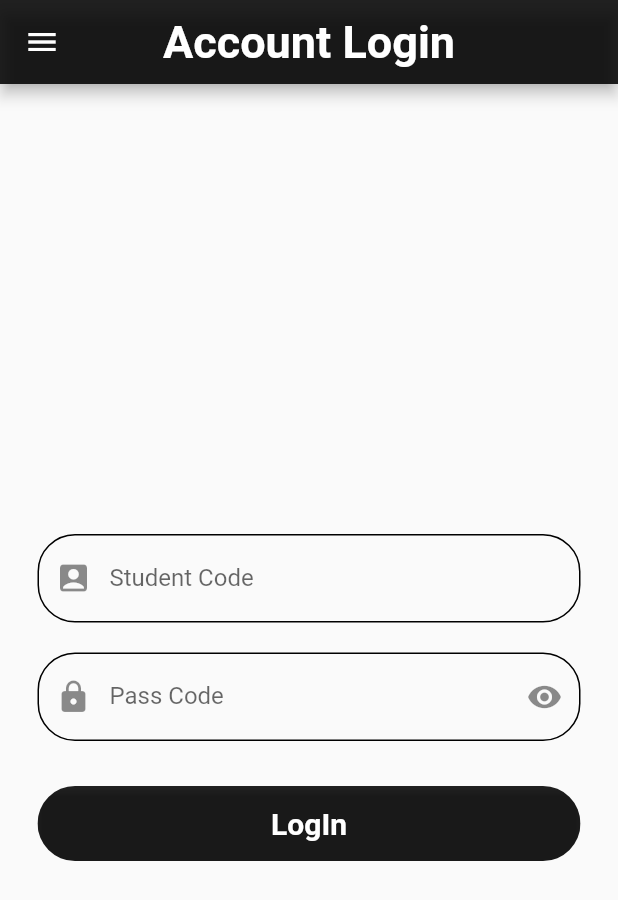
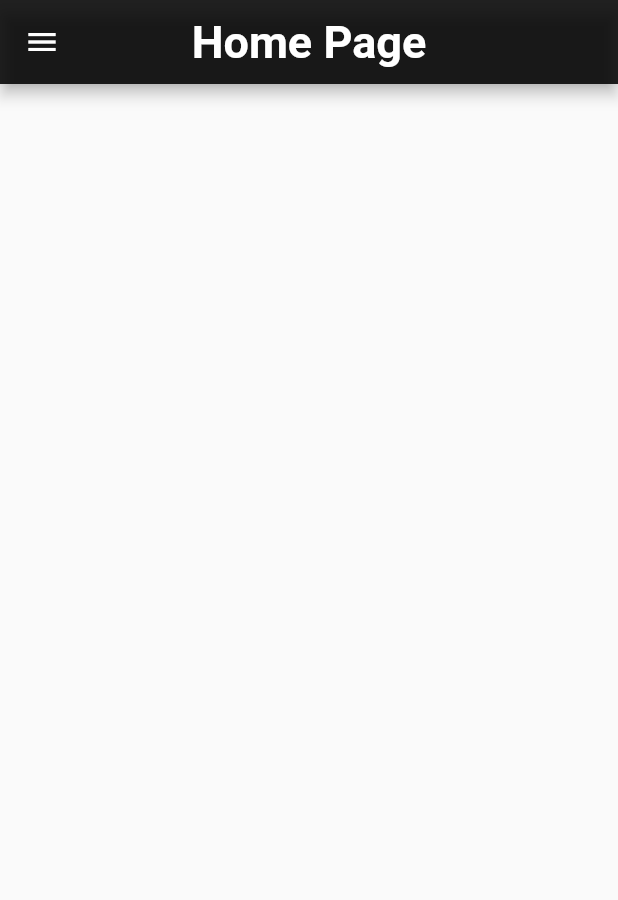
Before and after one commit to ehabatef205/graduation_project_app, a Flutter app: the screen it shows after launch, on a phone screen of 412 x 824 dp. Shown: the top 900 px of the screen. Run offline on Flutter 3.47's test engine with Material 2 defaults, Android fonts, the phone set to English and light mode, and no system bars.

Commit message:
splash_screen

```diff
--- /dev/null
+++ b/lib/home/home_screen.dart
@@ -0,0 +1,68 @@
+import 'package:flutter/material.dart';
+import 'package:graduation_project_app/login/login_screen.dart';
+
+class HomeScreen extends StatefulWidget {
+  const HomeScreen({Key? key}) : super(key: key);
+
+  @override
+  State<HomeScreen> createState() => _HomeScreenState();
+}
+
+class _HomeScreenState extends State<HomeScreen> {
+  @override
+  Widget build(BuildContext context) {
+    Size size = MediaQuery.of(context).size;
+    return Scaffold(
+      appBar: AppBar(
+        backgroundColor: Colors.black87,
+        centerTitle: true,
+        title: const Text(
+          'Home Page',
+          style: TextStyle(
+            fontSize: 30.0,
+            fontWeight: FontWeight.bold,
+          ),
+        ),
+      ),
+      drawer: Drawer(
+        child: ListView(
+          children: [
+            Image(
+              image: const AssetImage("assets/logo.png"),
+              height: size.height * 0.2,
+            ),
+            ListTile(
+              leading: const Icon(
+                Icons.login,
+                color: Colors.black,
+              ),
+              title: const Text(
+                "Login",
+                style: TextStyle(fontSize: 18),
+              ),
+              onTap: () {
+                Navigator.push(
+                  context,
+                  MaterialPageRoute(
+                    builder: (context) => LoginScreen(),
+                  ),
+                );
+              },
+            ),
+            ListTile(
+              leading: const Icon(
+                Icons.person,
+                color: Colors.black,
+              ),
+              title: const Text(
+                "Get ID",
+                style: TextStyle(fontSize: 18),
+              ),
+              onTap: () {},
+            ),
+          ],
+        ),
+      ),
+    );
+  }
+}
--- a/lib/LogIn_Screen.dart
+++ b/lib/login/login_screen.dart
@@ -1,7 +1,7 @@
 import 'package:flutter/cupertino.dart';
 import 'package:flutter/material.dart';
 
-class LogIn_Screen extends StatelessWidget{
+class LoginScreen extends StatelessWidget{
   var student_Code = TextEditingController();
   var pass_Code = TextEditingController();
   @override
@@ -10,12 +10,6 @@ class LogIn_Screen extends StatelessWidget{
       appBar: AppBar(
         backgroundColor: Colors.black87,
         centerTitle: true,
-        leading: IconButton(
-          onPressed: () {},
-          icon: Icon(
-            Icons.menu,
-          ),
-        ),
         title: const Text(
           'Account Login',
           style: TextStyle(
--- a/lib/main.dart
+++ b/lib/main.dart
@@ -1,5 +1,7 @@
 import 'package:flutter/material.dart';
-import 'package:graduation_project_app/LogIn_Screen.dart';
+import 'package:graduation_project_app/login/login_screen.dart';
+import 'package:graduation_project_app/home/home_screen.dart';
+import 'package:graduation_project_app/splash/splash_sceen.dart';
 
 void main() {
   runApp(MyApp());
@@ -11,7 +13,7 @@ class MyApp extends StatelessWidget {
   Widget build(BuildContext context) {
     return MaterialApp(
       debugShowCheckedModeBanner: false,
-      home: LogIn_Screen(),
+      home: SplashScreen(),
     );
   }
 }
--- a/pubspec.yaml
+++ b/pubspec.yaml
@@ -60,9 +60,8 @@ flutter:
   uses-material-design: true
 
   # To add assets to your application, add an assets section, like this:
-  # assets:
-  #   - images/a_dot_burr.jpeg
-  #   - images/a_dot_ham.jpeg
+  assets:
+    - assets/
 
   # An image asset can refer to one or more resolution-specific "variants", see
   # https://flutter.dev/assets-and-images/#resolution-aware
```
Also changed, not shown: lib/splash/splash_sceen.dart (added, +53 -0 lines), assets/logo.png (added), pubspec.lock.
